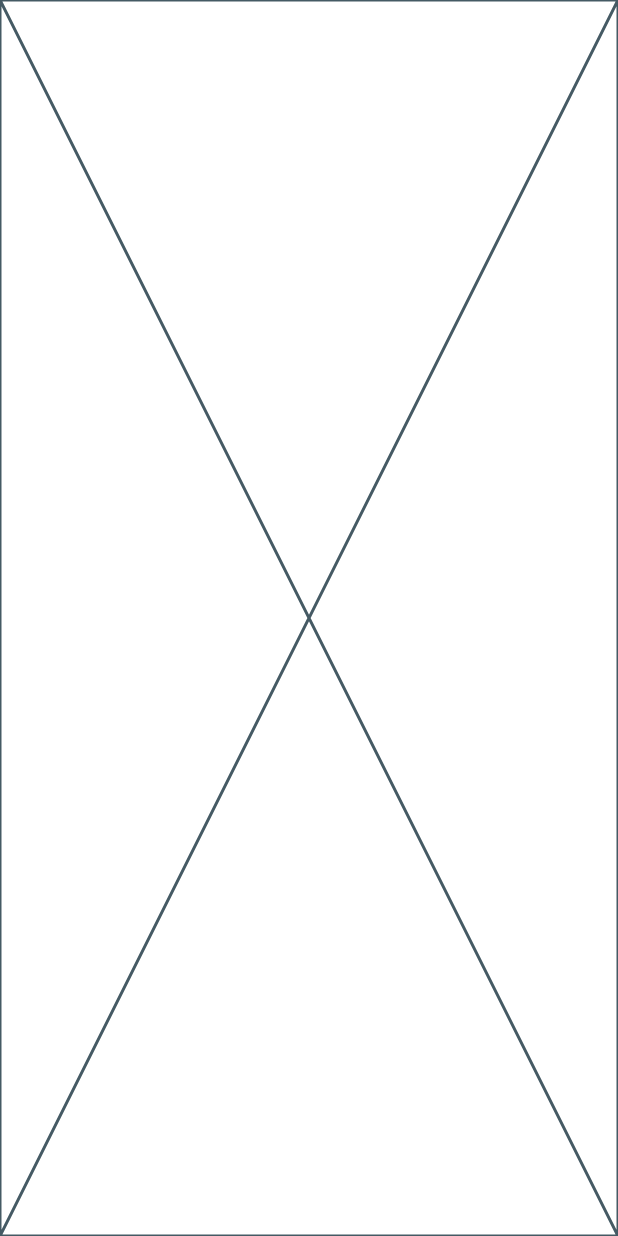
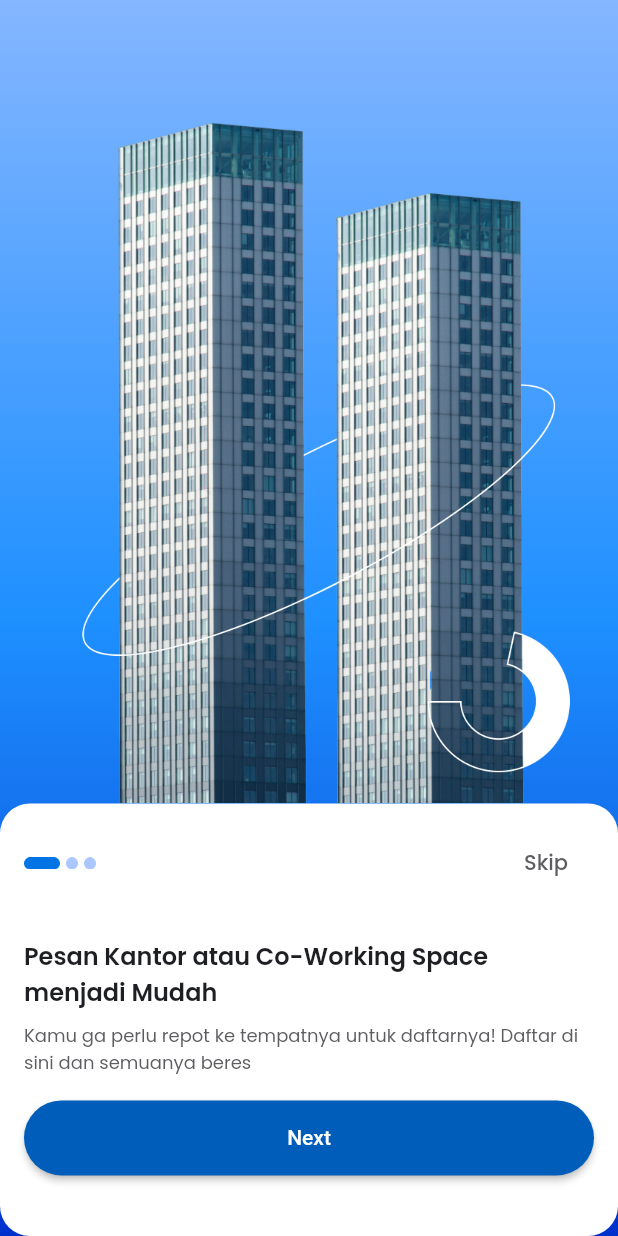
Before and after one commit to Kelompok-13-Alterra/flutter_capstone, a Flutter app: the screen it shows after launch, on a phone screen of 412 x 824 dp. Run offline on Flutter 3.47's test engine with Material 2 defaults, Android fonts, the phone set to English and light mode, and no system bars; our stand-ins replace google_fonts.

Commit message:
splash and on boarding screen

```diff
--- /dev/null
+++ b/lib/boarding_screen.dart
@@ -0,0 +1,110 @@
+import 'package:flutter/material.dart';
+import 'package:flutter/services.dart';
+import 'package:flutter_capstone/theme.dart';
+
+class BoardingScreen extends StatefulWidget {
+  const BoardingScreen({super.key});
+
+  @override
+  State<BoardingScreen> createState() => _BoardingScreenState();
+}
+
+class _BoardingScreenState extends State<BoardingScreen> {
+  @override
+  Widget build(BuildContext context) {
+    SystemChrome.setSystemUIOverlayStyle(
+        const SystemUiOverlayStyle(statusBarColor: Colors.transparent));
+    return Scaffold(
+      extendBodyBehindAppBar: true,
+      body: Container(
+        height: MediaQuery.of(context).size.height,
+        width: MediaQuery.of(context).size.width,
+        decoration: const BoxDecoration(
+          gradient: LinearGradient(colors: [
+            Color(0xFF85B6FF),
+            Color(0xFF1E90FF),
+            Color(0xFF0031CC),
+          ], begin: Alignment.topCenter, end: Alignment.bottomCenter),
+        ),
+        child: Column(
+          children: [
+            SizedBox(
+              height: MediaQuery.of(context).size.height * 0.65,
+              child: Stack(
+                alignment: Alignment.topLeft,
+                children: [
+                  Image.asset(
+                    "assets/illustration.png",
+                    fit: BoxFit.cover,
+                  ),
+                ],
+              ),
+            ),
+            Container(
+              decoration: BoxDecoration(
+                color: Colors.white,
+                borderRadius: BorderRadius.circular(20),
+              ),
+              height: MediaQuery.of(context).size.height * 0.35,
+              // width: 224,
+              child: Padding(
+                padding: const EdgeInsets.all(16.0),
+                child: Column(
+                    mainAxisAlignment: MainAxisAlignment.start,
+                    crossAxisAlignment: CrossAxisAlignment.start,
+                    children: [
+                      Row(
+                        mainAxisAlignment: MainAxisAlignment.spaceBetween,
+                        children: [
+                          SizedBox(
+                            width: 48,
+                            height: 8,
+                            child: Image.asset(
+                                'assets/progress_indicator/indicator1.png'),
+                          ),
+                          TextButton(
+                            child: Text(
+                              'Skip',
+                              style: greyTextStyle.copyWith(
+                                fontSize: 14,
+                                fontWeight: medium,
+                              ),
+                            ),
+                            onPressed: () {},
+                          )
+                        ],
+                      ),
+                      const Padding(padding: EdgeInsets.only(top: 26)),
+                      Text(
+                        'Pesan Kantor atau Co-Working Space menjadi Mudah',
+                        style: blackTextStyle.copyWith(
+                            fontWeight: semiBold, fontSize: 16),
+                      ),
+                      Padding(
+                        padding: const EdgeInsets.only(top: 8.0, bottom: 16.0),
+                        child: Text(
+                          'Kamu ga perlu repot ke tempatnya untuk daftarnya! Daftar di sini dan semuanya beres',
+                          style: greyTextStyle.copyWith(
+                              fontWeight: regular, fontSize: 12),
+                        ),
+                      ),
+                      SizedBox(
+                        width: double.infinity,
+                        height: 50,
+                        child: ElevatedButton(
+                            style: ElevatedButton.styleFrom(
+                                shape: RoundedRectangleBorder(
+                                    borderRadius: BorderRadius.circular(100)),
+                                backgroundColor: kPrimaryColor),
+                            onPressed: () {},
+                            child: const Text('Next')),
+                      )
+                    ]),
+              ),
+            )
+          ],
+        ),
+      ),
+    );
+  }
+}
--- a/lib/main.dart
+++ b/lib/main.dart
@@ -1,4 +1,5 @@
 import 'package:flutter/material.dart';
+import 'package:flutter_capstone/splash_screen.dart';
 
 void main() {
   runApp(const MyApp());
@@ -14,6 +15,9 @@ class MyApp extends StatefulWidget {
 class _MyAppState extends State<MyApp> {
   @override
   Widget build(BuildContext context) {
-    return const Placeholder();
+    return const MaterialApp(
+      debugShowCheckedModeBanner: false,
+      home: SplashScreen(),
+    );
   }
 }
--- /dev/null
+++ b/lib/theme.dart
@@ -0,0 +1,34 @@
+import 'package:flutter/material.dart';
+import 'package:google_fonts/google_fonts.dart';
+
+double defaultMargin = 24.0;
+double defaultRadius = 17.0;
+
+Color kPrimaryColor = const Color(0xff005DB9);
+Color kBlackColor = const Color(0xff1E1F23);
+Color kWhiteColor = const Color(0xffFFFFFF);
+Color kGreyColor = const Color(0xff5E5E62);
+
+TextStyle primaryTextStyle = GoogleFonts.poppins(
+  color: kPrimaryColor,
+);
+
+TextStyle blackTextStyle = GoogleFonts.poppins(
+  color: kBlackColor,
+);
+
+TextStyle whiteTextStyle = GoogleFonts.poppins(
+  color: kWhiteColor,
+);
+
+TextStyle greyTextStyle = GoogleFonts.poppins(
+  color: kGreyColor,
+);
+
+FontWeight light = FontWeight.w300;
+FontWeight regular = FontWeight.w400;
+FontWeight medium = FontWeight.w500;
+FontWeight semiBold = FontWeight.w600;
+FontWeight bold = FontWeight.w700;
+FontWeight extraBold = FontWeight.w800;
+FontWeight black = FontWeight.w900;
```
Also changed, not shown: lib/splash_screen.dart (added, +51 -0 lines), pubspec.yaml (+7 -14 lines), assets/illustration.png (added), assets/logo.png (added), assets/progress_indicator/indicator1.png (added), assets/progress_indicator/indicator2.png (added), assets/progress_indicator/indicator3.png (added), pubspec.lock, 10 other files.
